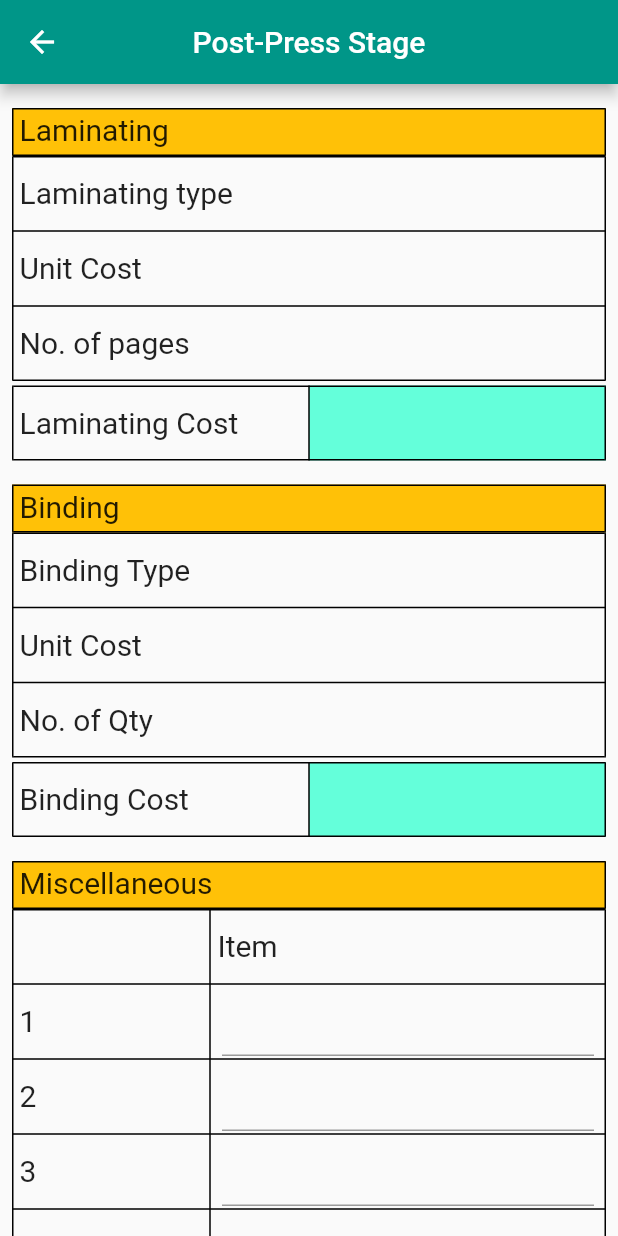
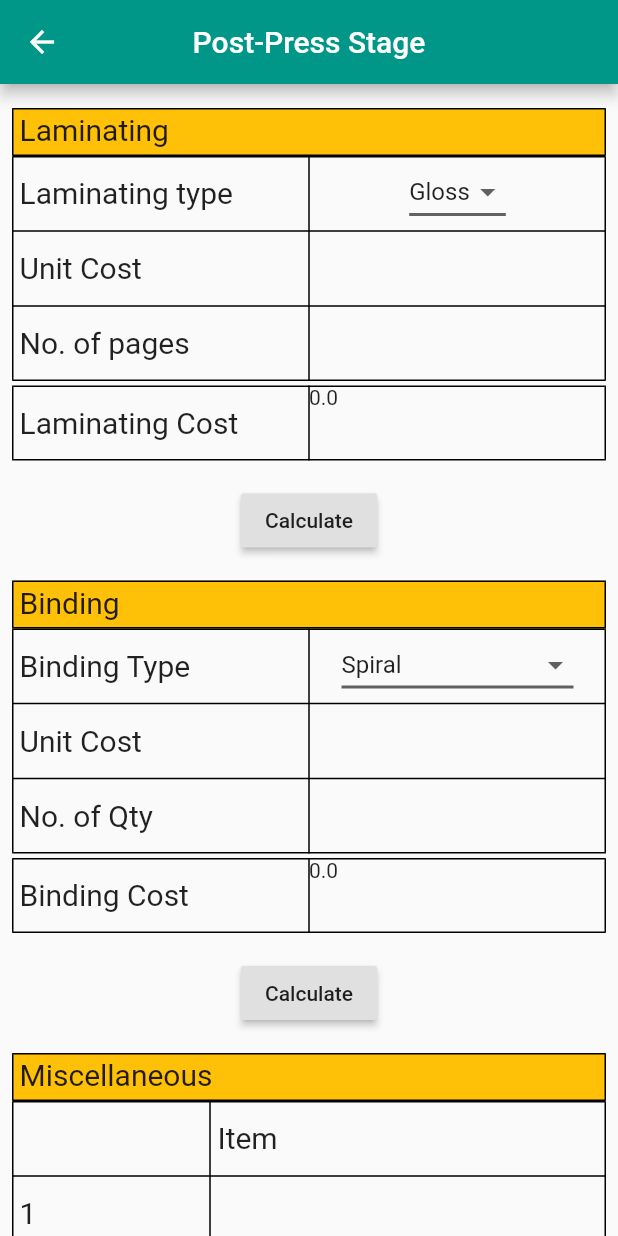
Before and after one commit to kravshan/Print-Managemen-App, a Flutter app: the PostPress screen opened directly, on a phone screen of 412 x 824 dp. Run offline on Flutter 3.47's test engine with Material 2 defaults, Android fonts, the phone set to English and light mode, and no system bars; our stand-ins replace flutter_screenutil, hive; accounts and stored records are empty.

```diff
--- a/lib/Pages/post_press.dart
+++ b/lib/Pages/post_press.dart
@@ -4,6 +4,7 @@ import 'package:print_management/Services/table_cell.dart';
 import 'package:print_management/Services/table_result.dart';
 import 'package:print_management/Services/table_topic.dart';
 import 'package:hive/hive.dart';
+import 'package:print_management/Services/insert.dart';
 
 class PostPress extends StatefulWidget {
 
@@ -37,6 +38,32 @@ class PostPressTable extends StatefulWidget {
 }
 
 class _PostPressTableState extends State<PostPressTable> {
+  var boxPost = Hive.box('post_press');
+  late double num1;
+  late double num2;
+  double lami = 0;
+
+  late double num3;
+  late double num4;
+  double bind = 0;
+
+
+  void calcLami(){
+    setState(() {
+      lami = num1*num2;
+    });
+  }
+
+  void calcBin(){
+    setState(() {
+      bind = num3*num4;
+    });
+  }
+
+  final TextEditingController _uniCost = TextEditingController();
+  final TextEditingController _lamiPages = TextEditingController();
+  final TextEditingController _bindinguniCost = TextEditingController();
+  final TextEditingController _bindingnoofQty = TextEditingController();
 
   String lamValue = 'Gloss';
   String binValue = 'Spiral';
@@ -57,57 +84,90 @@ class _PostPressTableState extends State<PostPressTable> {
                 TableRow(
                   children: [
                     const  TextTableCell(text:'Laminating type', t: 13.0),
-                    // TableCell(
-                    //   child: Container(
-                    //     child: Center(
-                    //       child: DropdownButton<String>(
-                    //         value: lamValue,
-                    //         icon: const Icon(Icons.arrow_drop_down),
-                    //         iconSize: 24,
-                    //         elevation: 16,
-                    //         underline: Container(
-                    //           height: 2,
-                    //           color: Colors.grey[700],
-                    //         ),
-                    //         onChanged: (String? newValue) {
-                    //           setState(() {
-                    //             lamValue = newValue!;
-                    //           });
-                    //         },
-                    //         items: <String>['Gloss','Matt']
-                    //             .map<DropdownMenuItem<String>>((String value) {
-                    //           return DropdownMenuItem<String>(
-                    //             value: value,
-                    //             child: Text(value),
-                    //           );
-                    //         }).toList(),
-                    //         onTap: (){
-                    //
-                    //         },
-                    //       ),
-                    //     ),
-                    //   )
-                    // )
-                    //const TextTableCell(text: 'Matt', t: 13.0)
+                    TableCell(
+                      child: Center(
+                        child: DropdownButton<String>(
+                          value: lamValue,
+                          icon: const Icon(Icons.arrow_drop_down),
+                          iconSize: 24,
+                          elevation: 16,
+                          underline: Container(
+                            height: 2,
+                            color: Colors.grey[700],
+                          ),
+                          onChanged: (String? newValue) {
+                            setState(() {
+                              lamValue = newValue!;
+                            });
+                          },
+                          items: <String>['Gloss','Matt']
+                              .map<DropdownMenuItem<String>>((String value) {
+                            return DropdownMenuItem<String>(
+                              value: value,
+                              child: Text(value),
+                            );
+                          }).toList(),
+                          onTap: (){
+
+                          },
+                        ),
+                      )
+                    ),
                   ]
 
                 ),
                  TableRow(
                     children: [
-                      TextTableCell(text: 'Unit Cost', t: 13.0),
+                      const TextTableCell(text: 'Unit Cost', t: 13.0),
+                      Insert(myController: _uniCost)
                     ]
                 ),
                 TableRow(
                     children: [
-                      TextTableCell(text: 'No. of pages', t: 13.0),
+                      const TextTableCell(text: 'No. of pages', t: 13.0),
+                      Insert(myController: _lamiPages)
                     ]
                 )
               ],
             ),
             const SizedBox(height: 3.0,),
-            const TableResult(text: 'Laminating Cost', f0: 1.0, f1: 1.0),
+            Table(
+              border: TableBorder.all(),
+              columnWidths:  const <int, TableColumnWidth>{
+                0:FlexColumnWidth(1.0),
+                1:FlexColumnWidth(1.0)
+              },
+              children: [
+                TableRow(
+                    children: [
+                      const TextTableCell(text: 'Laminating Cost',t: 13.0,),
+                      TableCell(
+                        child: Text('$lami')
+                      )
+                    ]
+                )
+              ],
+            ),
             const SizedBox(height: 16.0,),
 
+            RaisedButton(
+              onPressed: (){
+
+                final unicost = _uniCost.text;
+                boxPost.put('Unit Cost', unicost);
+
+                final pages = _lamiPages.text;
+                boxPost.put('No of Pages', pages);
+
+                num1 = double.parse(boxPost.get('Unit Cost'));
+                num2 = double.parse(boxPost.get('No of Pages'));
+
+                calcLami();
+              },
+              child: Text('Calculate'),
+            ),
+
+            const SizedBox(height: 16.0,),
             //-------------End of Laminating Table-----------------------
 
             const TableTopic(text: 'Binding'),
@@ -117,53 +177,89 @@ class _PostPressTableState extends State<PostPressTable> {
                 TableRow(
                   children: [
                     const TextTableCell(text: 'Binding Type', t: 13.0),
-        //             TableCell(
-        //               child: Container(
-        //                 child: Center(
-        //                   child: DropdownButton<String>(
-        //                     value: binValue,
-        //                     icon: const Icon(Icons.arrow_drop_down),
-        //                     iconSize: 24,
-        //                     elevation: 16,
-        //                     underline: Container(
-        //                       height: 2,
-        //                       color: Colors.grey[700],
-        //                   ),
-        //                   onChanged: (String? newValue) {
-        //                     setState(() {
-        //                       binValue = newValue!;
-        //                     });
-        //                   },
-        //                   items: <String>['Spiral', 'Hooks', 'Rimming', 'Eyelts', 'Perfect binding', 'Hardcover Binding']
-        //                         .map<DropdownMenuItem<String>>((String value) {
-        //                           return DropdownMenuItem<String>(
-        //                             value: value,
-        //                             child: Text(value),
-        //                           );
-        //                   }).toList(),
-        //                   onTap: (){
-        //
-        //                   },
-        //                 )
-        //     )
-        //   )
-        // )
+                    TableCell(
+                      child: Container(
+                        child: Center(
+                          child: DropdownButton<String>(
+                            value: binValue,
+                            icon: const Icon(Icons.arrow_drop_down),
+                            iconSize: 24,
+                            elevation: 16,
+                            underline: Container(
+                              height: 2,
+                              color: Colors.grey[700],
+                          ),
+                          onChanged: (String? newValue) {
+                            setState(() {
+                              binValue = newValue!;
+                            });
+                          },
+                          items: <String>['Spiral', 'Hooks', 'Rimming', 'Eyelts', 'Perfect binding', 'Hardcover Binding']
+                                .map<DropdownMenuItem<String>>((String value) {
+                                  return DropdownMenuItem<String>(
+                                    value: value,
+                                    child: Text(value),
+                                  );
+                          }).toList(),
+                          onTap: (){
+
+                          },
+                        )
+            )
+          )
+        )
                   ]
                 ),
                  TableRow(
                     children: [
                       TextTableCell(text: 'Unit Cost', t: 13.0),
+                      Insert(myController: _bindinguniCost)
                     ]
                 ),
                  TableRow(
                     children: [
                       TextTableCell(text: 'No. of Qty', t: 13.0),
+                      Insert(myController: _bindingnoofQty)
                     ]
                 ),
               ],
             ),
             const SizedBox(height: 3.0,),
-            const TableResult(text: 'Binding Cost', f0: 1.0, f1: 1.0),
+            Table(
+              border: TableBorder.all(),
+              columnWidths:  const <int, TableColumnWidth>{
+                0:FlexColumnWidth(1.0),
+                1:FlexColumnWidth(1.0)
+              },
+              children: [
+                TableRow(
+                    children: [
+                      const TextTableCell(text: 'Binding Cost',t: 13.0,),
+                      TableCell(
+                        child: Text('$bind')
+                      )
+                    ]
+                )
+              ],
+            ),
+
+            const SizedBox(height: 16.0,),
+
+            RaisedButton(
+              onPressed: (){
+                final binduniCost = _bindinguniCost.text;
+                boxPost.put('Bin Uni Cost', binduniCost);
+
+                final binnoofQty = _bindingnoofQty.text;
+                boxPost.put('Bin No of Qty', binnoofQty);
+
+                num3 = double.parse(boxPost.get('Bin Uni Cost'));
+                num4 = double.parse(boxPost.get('Bin No of Qty'));
+
+                calcBin();
+              },
+              child: Text('Calculate'),
+            ),
 
             const SizedBox(height: 16.0,),
 
@@ -217,6 +313,13 @@ class _PostPressTableState extends State<PostPressTable> {
             const TableResult(text: 'Miscellaneous Costs', f0: 1.2, f1: 1.0),
             const SizedBox(height: 16.0,),
 
+            RaisedButton(
+              onPressed: (){},
+              child: Text('Calculate'),
+            ),
+
+            const SizedBox(height: 16.0,),
+
             //----------End of Miscellaneous Table------------------------
 
             TableTopic(text: 'Folding'),
@@ -239,6 +342,13 @@ class _PostPressTableState extends State<PostPressTable> {
             const TableResult(text: 'Folding Cost', f0: 1.0, f1: 1.0),
             const SizedBox(height: 16.0,),
 
+            RaisedButton(
+              onPressed: (){},
+              child: Text('Calculate'),
+            ),
+
+            const SizedBox(height: 16.0,),
+
             //--------------End of Folding Table-----------------------
 
             const TableTopic(text: 'Gathering'),
@@ -259,6 +369,13 @@ class _PostPressTableState extends State<PostPressTable> {
             ),
             const SizedBox(height: 3.0,),
             const TableResult(text: 'Gathering Cost', f0: 1.0, f1: 1.0),
+            const SizedBox(height: 16.0,),
+
+            RaisedButton(
+              onPressed: (){},
+              child: Text('Calculate'),
+            ),
+
             const SizedBox(height: 16.0,),
 
             //-----------------End of Gathering Table-----------------
@@ -289,6 +406,13 @@ class _PostPressTableState extends State<PostPressTable> {
             const TableResult(text: 'Guilotine Cutting Cost', f0: 1.5, f1: 1.0),
             const SizedBox(height: 16.0,),
 
+            RaisedButton(
+              onPressed: (){},
+              child: Text('Calculate'),
+            ),
+
+            const SizedBox(height: 16.0,),
+
             //-----------End of Guilotine cutting Table-----------
 
             const TableTopic(text: 'Die Cutting'),
@@ -309,6 +433,13 @@ class _PostPressTableState extends State<PostPressTable> {
             ),
             const SizedBox(height: 3.0,),
             const TableResult(text: 'Die Cutting Cost', f0: 1.5, f1: 1.0),
+            const SizedBox(height: 16.0,),
+
+            RaisedButton(
+              onPressed: (){},
+              child: Text('Calculate'),
+            ),
+
             const SizedBox(height: 16.0,),
 
             //------------End of Die Cutting Table--------------------
@@ -350,6 +481,13 @@ class _PostPressTableState extends State<PostPressTable> {
             const TableResult(text: 'Guilotine Cutting Cost', f0: 1.5, f1: 1.0),
             const SizedBox(height: 16.0,),
 
+            RaisedButton(
+              onPressed: (){},
+              child: Text('Calculate'),
+            ),
+
+            const SizedBox(height: 16.0,),
+
             //-----------End of Extra Cost Table---------------------
 
 
--- a/lib/main.dart
+++ b/lib/main.dart
@@ -1,8 +1,10 @@
 import 'package:flutter/material.dart';
+import 'package:flutter/services.dart';
 import 'package:print_management/Pages/pre_press.dart';
 import 'package:print_management/Pages/press.dart';
 import 'package:print_management/Pages/post_press.dart';
 import 'package:print_management/Pages/login.dart';
+import 'package:print_management/Pages/enter_details.dart';
 import 'package:flutter_screenutil/flutter_screenutil.dart';
 import 'package:hive/hive.dart';
 import 'package:path_provider/path_provider.dart' as path_provider;
@@ -18,6 +20,7 @@ Future<void> main() async {
             initialRoute: '/',
             routes: {
               '/': (context) => Login(),
+              '/enter_details': (context) => EnterDetails(),
               '/pre_press': (context) => FutureBuilder(
                 future: Hive.openBox('pre_press'),
                 builder: (BuildContext context, AsyncSnapshot snapshot){
--- a/pubspec.yaml
+++ b/pubspec.yaml
@@ -66,8 +66,8 @@ flutter:
   uses-material-design: true
 
   # To add assets to your application, add an assets section, like this:
-  # assets:
-  #   - images/a_dot_burr.jpeg
+  assets:
+    - assets/
   #   - images/a_dot_ham.jpeg
 
   # An image asset can refer to one or more resolution-specific "variants", see
```
Also changed, not shown: lib/Pages/enter_details.dart (added, +20 -0 lines), lib/Pages/login.dart (+47 -17 lines), lib/Services/backgound.dart (added, +29 -0 lines), lib/Services/input_cell.dart (deleted, +0 -40 lines), lib/Services/logo_bar.dart (added, +19 -0 lines), lib/Page Models/pre_press_model.dart (added).
